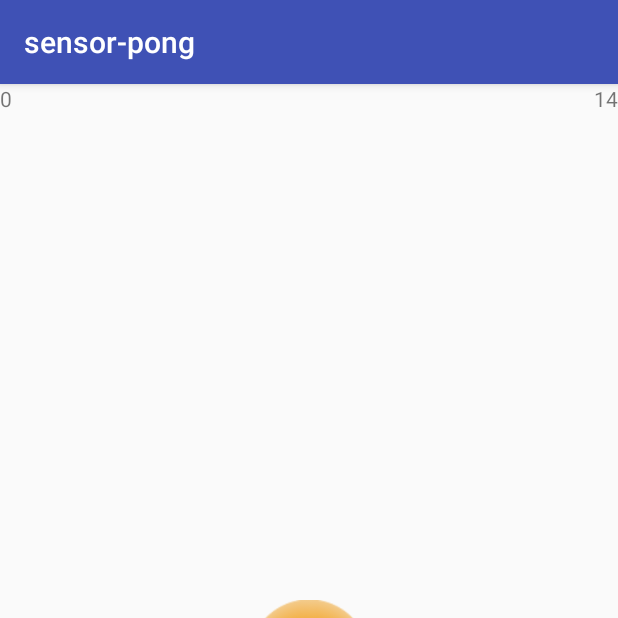
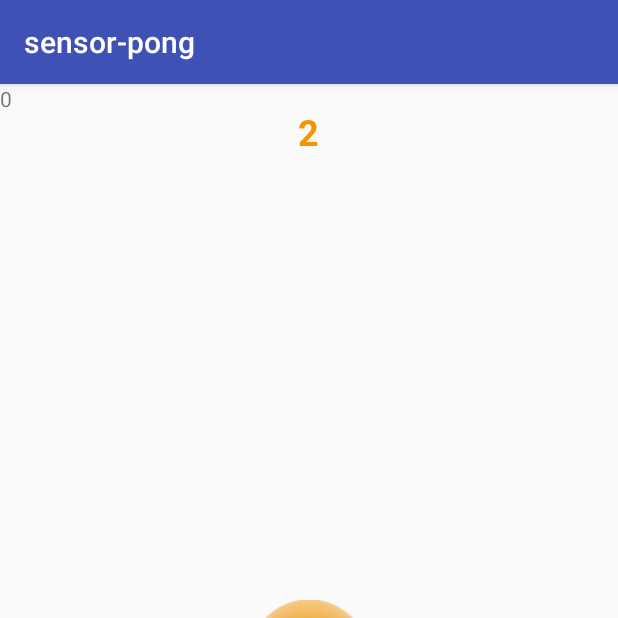
Before and after one commit to vgestas/sensorpong, an Android app: the GameActivity screen opened directly, with no data from a screen before it, on a phone screen of 412 x 824 dp, the top half of it. Run offline under Robolectric (Android 15) with nearby library versions, the phone set to English and light mode, and no system bars; Roboto replaces fonts that are not available here.

Commit message:
Ajout décompte avant partie

```diff
--- a/app/src/main/java/com/example/vgestas/sensor_pong/GameActivity.kt
+++ b/app/src/main/java/com/example/vgestas/sensor_pong/GameActivity.kt
@@ -10,6 +10,7 @@ import android.media.MediaPlayer
 import android.os.CountDownTimer
 import java.util.concurrent.TimeUnit
 import android.graphics.Point
+import android.view.View.GONE
 import kotlinx.android.synthetic.main.activity_result.*
 
 
@@ -31,6 +32,8 @@ class GameActivity : AppCompatActivity() {
 
     var timer: CountDownTimer? = null
 
+    var timerBeforeParty: CountDownTimer? = null
+
 
     override fun onCreate(savedInstanceState: Bundle?) {
         super.onCreate(savedInstanceState)
@@ -48,7 +51,7 @@ class GameActivity : AppCompatActivity() {
         height = size.x
 
 
-        startTimer()
+        startTimerBeforeParty()
 
         viewModelScore.events.observe(this, Observer<ScoreEvent> {
             event->
@@ -67,8 +70,10 @@ class GameActivity : AppCompatActivity() {
         })
     }
 
-    private fun startTimer()
+    private fun startTimerParty()
     {
+        viewModel.startRegisterListener()
+
         timer = object : CountDownTimer(15 * 1000, 1000)
         {
             override fun onFinish(){
@@ -82,14 +87,25 @@ class GameActivity : AppCompatActivity() {
         }.start()
     }
 
+    private fun startTimerBeforeParty()
+    {
+        timerBeforeParty = object : CountDownTimer(3 * 1000, 1000)
+        {
+            override fun onFinish(){
+                startTimerParty()
+                timerStartParty.visibility = GONE
+            }
+
+            override fun onTick(millisUntilFinished: Long) {
+
+                timerStartParty.text = (TimeUnit.MILLISECONDS.toSeconds(millisUntilFinished)).toString()
+            }
+        }.start()
+    }
+
     fun BackgroundMusic()
     {
         mp.start()
-    }
-
-    override fun onResume() {
-        super.onResume()
-        viewModel.startRegisterListener()
     }
 
     override fun onPause() {
@@ -162,6 +178,5 @@ class GameActivity : AppCompatActivity() {
     }
 
     override fun onBackPressed() {
-        //super.onBackPressed()
     }
 }
--- a/app/src/main/res/layout/activity_game.xml
+++ b/app/src/main/res/layout/activity_game.xml
@@ -27,4 +27,14 @@
         android:layout_height="wrap_content"
         android:layout_gravity="right"/>
 
+    <TextView
+        android:id="@+id/timerStartParty"
+        android:layout_width="wrap_content"
+        android:layout_height="wrap_content"
+        android:layout_gravity="center_horizontal"
+        android:layout_marginTop="15dp"
+        android:textSize="24dp"
+        android:textStyle="bold"
+        android:textColor="#f39500"/>
+
 </FrameLayout>
```
